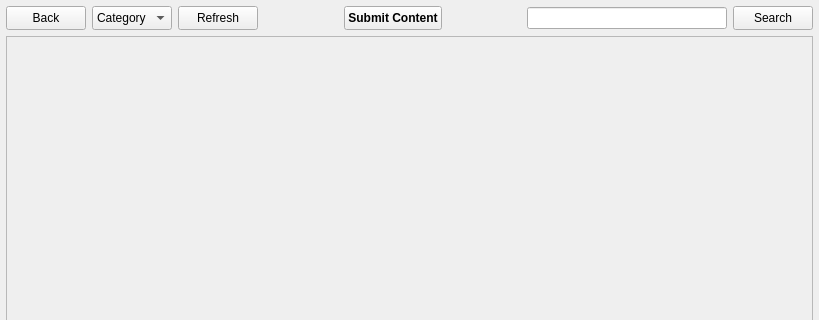
WorksAhead/Base, file BaseClient/Source/PageContentWidget.ui: the form before one commit; both pictures show x 0 to 819 and y 0 to 320 of the 819 by 655 pixel window.
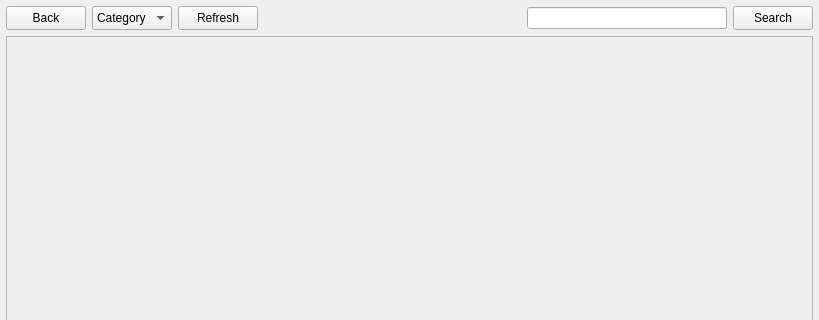
The form after the commit. Icons and pictures are not drawn.

Commit message: Submit Content 按钮移至 Manage 页面中。

Patch:
```diff
--- a/BaseClient/Source/PageContentWidget.ui
+++ b/BaseClient/Source/PageContentWidget.ui
@@ -27,7 +27,7 @@
     <number>6</number>
    </property>
    <item>
-    <layout class="QHBoxLayout" name="horizontalLayout" stretch="0,0,0,1,0,1,1,0">
+    <layout class="QHBoxLayout" name="horizontalLayout" stretch="0,0,0,1,1,0">
      <property name="spacing">
       <number>6</number>
      </property>
@@ -122,44 +122,6 @@
        </property>
       </spacer>
      </item>
-     <item>
-      <widget class="QPushButton" name="submitButton">
-       <property name="minimumSize">
-        <size>
-         <width>0</width>
-         <height>24</height>
-        </size>
-       </property>
-       <property name="maximumSize">
-        <size>
-         <width>16777215</width>
-         <height>24</height>
-        </size>
-       </property>
-       <property name="font">
-        <font>
-         <weight>75</weight>
-         <bold>true</bold>
-        </font>
-       </property>
-       <property name="text">
-        <string>Submit Content</string>
-       </property>
-      </widget>
-     </item>
-     <item>
-      <spacer name="horizontalSpacer_3">
-       <property name="orientation">
-        <enum>Qt::Horizontal</enum>
-       </property>
-       <property name="sizeHint" stdset="0">
-        <size>
-         <width>40</width>
-         <height>20</height>
-        </size>
-       </property>
-      </spacer>
-     </item>
      <item>
       <widget class="QLineEdit" name="lineEdit">
        <property name="sizePolicy">
```
The commit also changes 5 other files.
